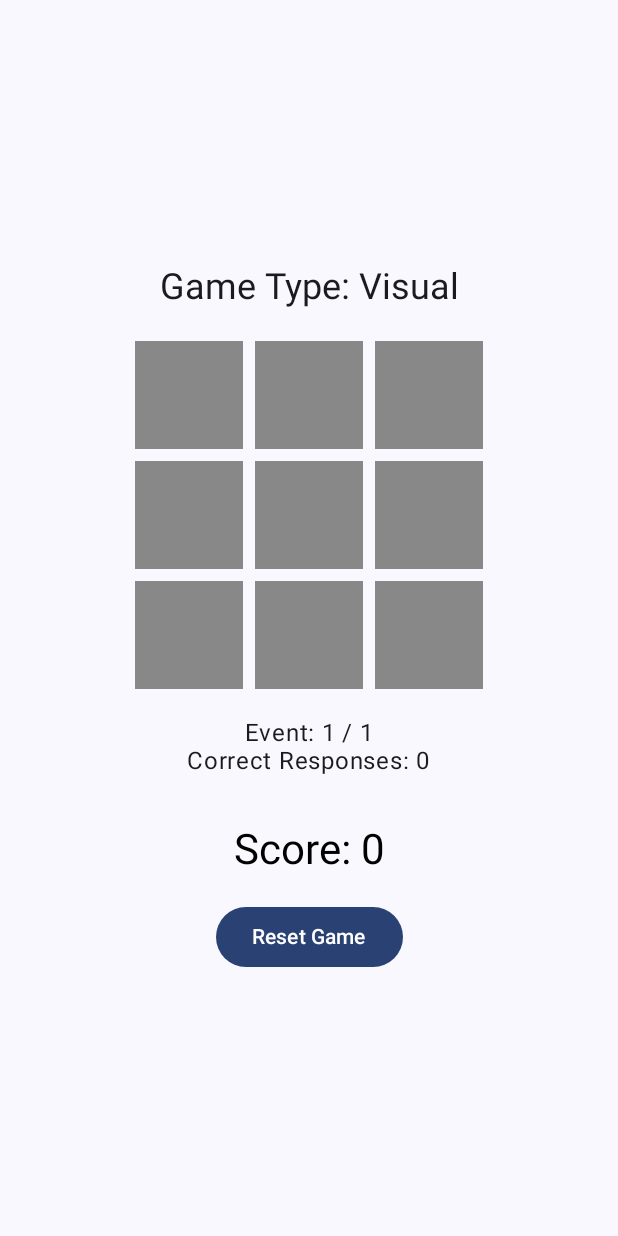
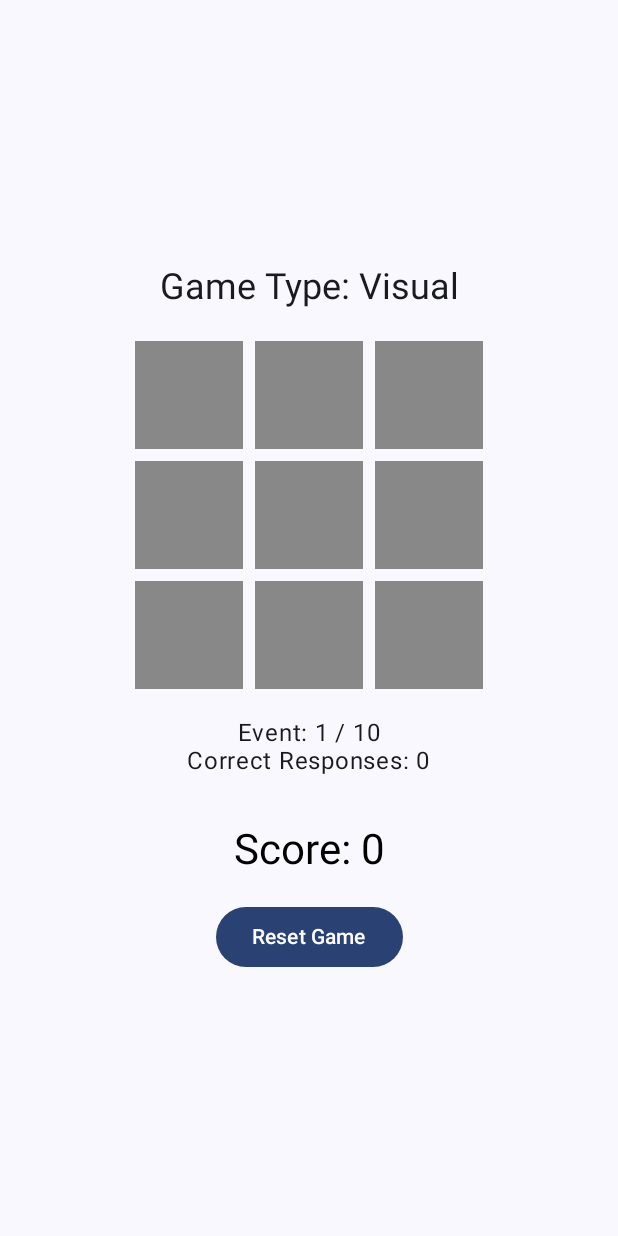
Before and after one commit to gemini9705/NBackGame, an Android app built with Jetpack Compose: the screen it shows after launch (MainActivity), after a tap on "Visual", on a phone screen of 412 x 824 dp. Run offline under Robolectric (Android 15) with nearby library versions, the light colour scheme and no system bars; 3 statements that could not run were skipped.

Commit message:
Visual adjustments

```diff
--- a/app/src/main/java/mobappdev/example/nback_cimpl/ui/screens/GameScreen.kt
+++ b/app/src/main/java/mobappdev/example/nback_cimpl/ui/screens/GameScreen.kt
@@ -62,7 +62,7 @@ fun GameScreen(vm: GameViewModel) {
 
         // Display current event number and correct responses
         Text(
-            text = "Event: $currentEventNumber / ${vm.nBack}", // assuming total events are managed elsewhere
+            text = "Event: $currentEventNumber / 10", // assuming total events are managed elsewhere
             style = MaterialTheme.typography.bodyLarge
         )
         Text(
--- a/app/src/main/java/mobappdev/example/nback_cimpl/ui/viewmodels/GameVM.kt
+++ b/app/src/main/java/mobappdev/example/nback_cimpl/ui/viewmodels/GameVM.kt
@@ -36,7 +36,6 @@ class GameVM(
     private val userPreferencesRepository: UserPreferencesRepository
 ) : GameViewModel, ViewModel() {
 
-    private var previousEventValue: Int = -1
     private val _gameState = MutableStateFlow(GameState())
     override val gameState: StateFlow<GameState> = _gameState.asStateFlow()
 
@@ -51,15 +50,14 @@ class GameVM(
 
     enum class FeedbackType { Correct, Incorrect, None }
 
-    override val nBack: Int = 1
+    override val nBack: Int = 1  // Assuming 1-back; modify for other values
 
     private var job: Job? = null
     private val eventInterval: Long = 2000L
     private val nBackHelper = NBackHelper()
     private var events = emptyArray<Int>()
-    private var isFirstEvent = true
+    private var eventHistory = mutableListOf<Int>()  // Track history of events
 
-    // Add these properties to track the state of the ongoing game
     private val _currentEventNumber = MutableStateFlow(1)
     override val currentEventNumber: StateFlow<Int> = _currentEventNumber.asStateFlow()
 
@@ -74,10 +72,9 @@ class GameVM(
     override fun startGame() {
         _score.value = 0
         _feedback.value = FeedbackType.None
-        previousEventValue = -1
-        isFirstEvent = true // Reset flag for a new game
-        _correctResponses.value = 0 // Reset correct responses count
-        _currentEventNumber.value = 1 // Reset event number
+        _correctResponses.value = 0
+        _currentEventNumber.value = 1
+        eventHistory.clear()
 
         events = nBackHelper.generateNBackString(size = 10, combinations = 9, percentMatch = 30, nBack = nBack).toTypedArray()
         Log.d("GameVM", "New N-back sequence generated: ${events.contentToString()}")
@@ -94,10 +91,15 @@ class GameVM(
             _gameState.value = _gameState.value.copy(eventValue = -1)
             delay(300)
 
+            // Add the new event to the event history
+            eventHistory.add(event)
+            if (eventHistory.size > nBack + 1) {
+                eventHistory.removeAt(0)  // Keep only the last `nBack + 1` events
+            }
+
             _gameState.value = _gameState.value.copy(eventValue = event)
-            Log.d("GameVM", "Current eventValue: $event")
+            Log.d("GameVM", "Current eventValue: $event, Event history: $eventHistory")
 
-            previousEventValue = event
             delay(eventInterval)
         }
         _currentEventNumber.value = 1  // Reset to 1 for a new round if needed
@@ -105,34 +107,32 @@ class GameVM(
 
     override fun checkMatch(selectedTile: Int) {
         val currentEventValue = gameState.value.eventValue
-        Log.d("GameVM", "Selected Tile: $selectedTile, Current Event Value: $currentEventValue, Previous Event Value: $previousEventValue")
+        Log.d("GameVM", "Selected Tile: $selectedTile, Current Event Value: $currentEventValue, Event History: $eventHistory")
 
-        // Only allow scoring if this isn't the first event and if it's a correct 1-back match
-        if (!isFirstEvent && selectedTile == previousEventValue && currentEventValue == previousEventValue) {
+        // Check if `eventHistory` has enough items to validate an n-back match
+        if (eventHistory.size > nBack && selectedTile == eventHistory[eventHistory.size - (nBack + 1)]) {
             _score.value += 1
             _correctResponses.value += 1 // Update correct responses count
             updateHighScore(_score.value)
             _feedback.value = FeedbackType.Correct
-            Log.d("GameVM", "Correct 1-back match! Score updated to ${_score.value}")
+            Log.d("GameVM", "Correct n-back match! Score updated to ${_score.value}")
         } else {
             _feedback.value = FeedbackType.Incorrect
             Log.d("GameVM", "Incorrect match!")
         }
 
-        // Only update `previousEventValue` after the check, ensuring it reflects the tile displayed in the previous step
-        previousEventValue = currentEventValue
-        isFirstEvent = false // Disable first-event flag after the initial step
-
+        // Reset feedback after a delay for visual feedback
         viewModelScope.launch {
             delay(500)
             _feedback.value = FeedbackType.None
         }
     }
 
+
     override fun resetGame() {
         _score.value = 0
         _feedback.value = FeedbackType.None
-        previousEventValue = -1
+        eventHistory.clear()
         startGame()
     }
 
```
Also changed, not shown: 1 other file.
